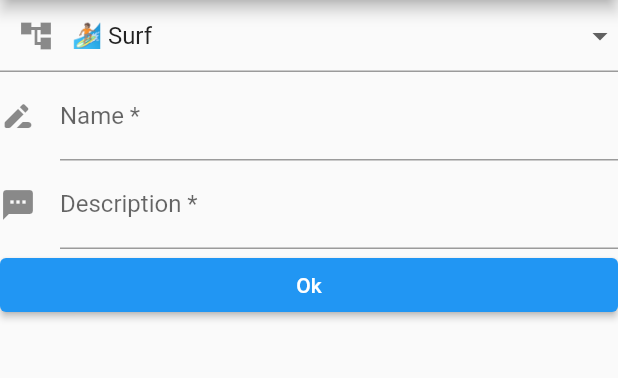
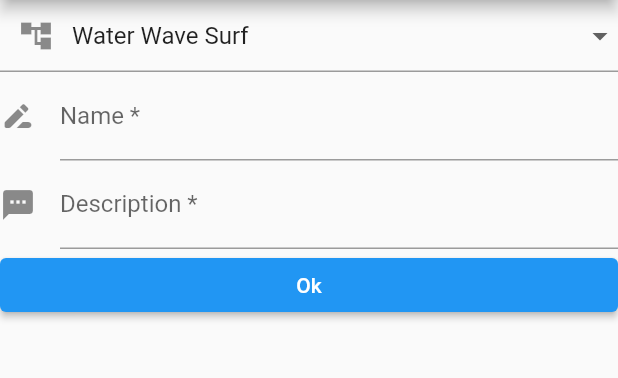
Before and after one commit to AlvaroFerGar/Croni, a Flutter app: the screen it shows after launch, after a tap on an icon or button, on a phone screen of 412 x 824 dp, the part 84-462 px from its top. Run offline on Flutter 3.47's test engine with Material 2 defaults, Android fonts, the light colour scheme and no system bars; our stand-ins replace emoji_picker_flutter, flutter_colorpicker, table_calendar.

Commit message:
Se sustituyen las estructuras provisionales por las clases bases Se pueden crear y generar dinámicamenet distintos eventos y tipos de eventos
Signed-off-by: AlvaroFerGar <42245468+AlvaroFerGar@users.noreply.github.com>

```diff
--- a/lib/cronieventform.dart
+++ b/lib/cronieventform.dart
@@ -1,17 +1,40 @@
+import 'package:Croni/cronibase.dart';
 import 'package:flutter/material.dart';
 
+
+class CroniEventResult {
+
+  CroniEventResult({
+    required this.typeId,
+    required this.name,
+    required this.description,
+  });
+
+  final int typeId;
+  final String name;
+  final String description;
+
+}
+
 class CroniEventForm extends StatefulWidget {
-  CroniEventForm({super.key});
+  CroniEventForm({required this.croniTypesList,super.key});
 
+
+  List<String> croniTypesList=[];
   @override
-  State<CroniEventForm> createState() => _CroniEventFormState();
+  State<CroniEventForm> createState() => _CroniEventFormState(croniTypesList:croniTypesList);
 }
 
 class _CroniEventFormState extends State<CroniEventForm> {
+  _CroniEventFormState({
+    required this.croniTypesList,
+  });
+
+  List<String> croniTypesList=[];
+
+  int _croniTypeId=0;
   String _croniType="";
-
   String _croniName='';
-
   String _croniDescription="";
 
   final Key _formKey = Key("");
@@ -24,20 +47,33 @@ class _CroniEventFormState extends State<CroniEventForm> {
       ),
       body: ListView(children: [
         DropdownButtonFormField<String>(
-          value: '🏄🏽 Surf',
+          value:croniTypesList.first,
           decoration: InputDecoration(
             prefixIcon: Icon(Icons.account_tree_sharp),
           ),
           elevation: 16,
           //style: const TextStyle(color: Colors.deepPurple),
           onChanged: (String? newValue) {
+            int id=0;
+            for(String typename in croniTypesList)
+              {
+
+                if(typename==newValue)
+                  {
+                    print(typename);
+                    print(id);
+                    _croniTypeId=id;
+                    return;
+                  }
+                id++;
+              }
             //setState();
           },
           // setState(() {
           // dropdownValue = newValue!;
           // });
           //},
-          items: <String>['🏄🏽 Surf', '📚 Books', '📽 Films']
+          items: croniTypesList
               .map<DropdownMenuItem<String>>((String value) {
             return DropdownMenuItem<String>(
               value: value,
@@ -87,7 +123,9 @@ class _CroniEventFormState extends State<CroniEventForm> {
 
             //_formKey.currentState.save();
             setState(() {});
-            Navigator.pop(context,[_croniType,_croniName,_croniDescription]);
+            Navigator.pop(context,CroniEventResult(typeId:_croniTypeId,name:_croniName,description: _croniDescription));
+            //Navigator.pop(context,[CroniEvent(type: _croniType, name: _croniName)]);
+
             // Navigate back to first route when tapped.
           },
           child: const Text('Ok'),
--- a/lib/main.dart
+++ b/lib/main.dart
@@ -1,3 +1,4 @@
+import 'package:emoji_picker_flutter/emoji_picker_flutter.dart';
 import 'package:flutter/material.dart';
 import 'package:table_calendar/table_calendar.dart';
 
@@ -28,19 +29,24 @@ class HomeCalendarPage extends StatefulWidget {
 class _HomeCalendarPageState extends State<HomeCalendarPage> {
   CalendarController _controller = CalendarController();
 
-  Map<DateTime, List<dynamic>> _events = {};
+  Map<DateTime, List<CroniEvent>> _eventsByDay = {};
   List<dynamic> _selectedEvents = [];
   DateTime _selected_day = DateTime.now();
   List<Widget> _cronislabs = [];
 
+  List<CroniType> _cronitypes = [];
+  List<String> _cronitypesFullnames = [];
 
-  List<CroniType> _cronitypes =[];
-  List<CroniEvent> _cronievents =[];
+  List<CroniEvent> _cronievents = [];
 
   @override
   void initState() {
     super.initState();
 
+    _cronitypes.add(CroniType(
+        name: "Surf",
+        emoji: Emoji("Water Wave", "🏄🏽"),
+        color: Colors.blueAccent));
     print("initState");
     //_controller = CalendarController();
   }
@@ -114,7 +120,7 @@ class _HomeCalendarPageState extends State<HomeCalendarPage> {
         crossAxisAlignment: CrossAxisAlignment.start,
         children: <Widget>[
           TableCalendar(
-            events: _events,
+            events: _eventsByDay,
             initialCalendarFormat: CalendarFormat.month,
             calendarStyle: CalendarStyle(
                 canEventMarkersOverflow: false,
@@ -151,6 +157,10 @@ class _HomeCalendarPageState extends State<HomeCalendarPage> {
                     scrollDirection: Axis.vertical,
                     itemCount: events.length,
                     itemBuilder: (context, int index) {
+                      //print("index");
+                      //print(index);
+                      List<CroniEvent> eventsInDay=_getEventsForDay(date);
+                      //print(eventsInDay);
                       if (index == null) return Container();
                       return Container(
                         margin: const EdgeInsets.only(top: 1),
@@ -160,7 +170,7 @@ class _HomeCalendarPageState extends State<HomeCalendarPage> {
                           width: 35,
                           decoration: BoxDecoration(
                               shape: BoxShape.rectangle,
-                              color: Colors.blue,
+                              color: eventsInDay[index].type.color,
                               backgroundBlendMode: BlendMode.darken),
                         ),
                       );
@@ -236,19 +246,6 @@ class _HomeCalendarPageState extends State<HomeCalendarPage> {
     );
   }
 
-  Widget _buildEventsMarker(DateTime date, List events) {
-    return Container(
-      //Ojo. No se usa
-      //TODO Crear una clase aparte como con los slabs
-      width: 25.0,
-      height: 2.5,
-      decoration: const BoxDecoration(
-        color: Colors.blue,
-        shape: BoxShape.rectangle,
-        borderRadius: null,
-      ),
-    );
-  }
 
   Future<void> _onClearAllEvents(BuildContext context) async {
     print("pressed clear");
@@ -258,7 +255,9 @@ class _HomeCalendarPageState extends State<HomeCalendarPage> {
       child: Text("Kill them!"),
       onPressed: () {
         print("killing events");
-        _events.clear();
+        _cronievents.clear();
+        _eventsByDay.clear();
+        _onUpdateCroniSlabs(context);
         Navigator.pop(context);
       },
     );
@@ -286,7 +285,6 @@ class _HomeCalendarPageState extends State<HomeCalendarPage> {
     setState(() {});
   }
 
-
   Future<void> _onPressedNewCroniType(BuildContext context) async {
     print("_onPressedNewCroniEvent  " + _selected_day.toString());
     final result = await Navigator.push(
@@ -295,7 +293,7 @@ class _HomeCalendarPageState extends State<HomeCalendarPage> {
 
     if (result == null) return;
 
-   _cronitypes.add(result[0]);
+    _cronitypes.add(result[0]);
 
     print(_cronitypes);
 
@@ -304,14 +302,21 @@ class _HomeCalendarPageState extends State<HomeCalendarPage> {
 
   Future<void> _onPressedNewCroniEvent(BuildContext context) async {
     print("_onPressedNewCroniEvent  " + _selected_day.toString());
-    final result = await Navigator.push(
-        context, MaterialPageRoute(builder: (context) => CroniEventForm()));
-    print(result);
+    List<String> cronitypenames=[];
+    for (CroniType type in _cronitypes)
+    {
+      cronitypenames.add(type.emoji.emoji.toString()+" "+type.name);
+    }
+    //print(cronitypenames);
+    final CroniEventResult result = await Navigator.push(
+        context, MaterialPageRoute(builder: (context) => CroniEventForm(croniTypesList: cronitypenames,)));
+    //print(result);
 
     if (result == null) return;
 
-    if (_events[_selected_day] != null) _events[_selected_day]?.add(result[1]);
-    if (_events[_selected_day] == null) _events[_selected_day] = [result[1]];
+    CroniEvent croni=CroniEvent(type: _cronitypes[result.typeId], name: result.name, startDate: _selected_day, endDate: _selected_day);
+    if (_eventsByDay[_selected_day] != null) _eventsByDay[_selected_day]?.add(croni);
+    if (_eventsByDay[_selected_day] == null) _eventsByDay[_selected_day] = [croni];
 
     _onUpdateCroniSlabs(context);
 
@@ -320,26 +325,26 @@ class _HomeCalendarPageState extends State<HomeCalendarPage> {
 
   void _onUpdateCroniSlabs(BuildContext context) {
     _cronislabs.clear();
-    print("eventos en el dia seleccionado " + _selected_day.toString());
-    print(_getEventsForDay(_selected_day));
-    for (String event in _getEventsForDay(_selected_day)) {
-      print("eventos en el dia seleccionado");
+    //print("eventos en el dia seleccionado " + _selected_day.toString());
+    //print(_getEventsForDay(_selected_day));
+    for (CroniEvent event in _getEventsForDay(_selected_day)) {
+      //print("eventos en el dia seleccionado");
 
       _cronislabs.add(Padding(
           padding: EdgeInsets.symmetric(vertical: 4, horizontal: 8),
           child: CroniSlabStatelessWidget(
-              bckgcolor: Colors.blueAccent,
-              eventName: event,
-              eventTypeName: "Surf",
-              emoji: "🏄🏽")));
+              bckgcolor: event.type.color,
+              eventName: event.name,
+              eventTypeName:event.type.name,
+              emoji: event.type.emoji.emoji.toString())));
     }
     setState(() {});
   }
 
-  List<dynamic> _getEventsForDay(DateTime day) {
-    print("_getEventsForDay");
-    print(_events[day]);
-    print("_getEventsForDay");
-    return _events[day] ?? [];
+  List<CroniEvent> _getEventsForDay(DateTime day) {
+    //print("_getEventsForDay");
+    //print(_eventsByDay[day]);
+    //print("_getEventsForDay");
+    return _eventsByDay[day] ?? [];
   }
 }
```
